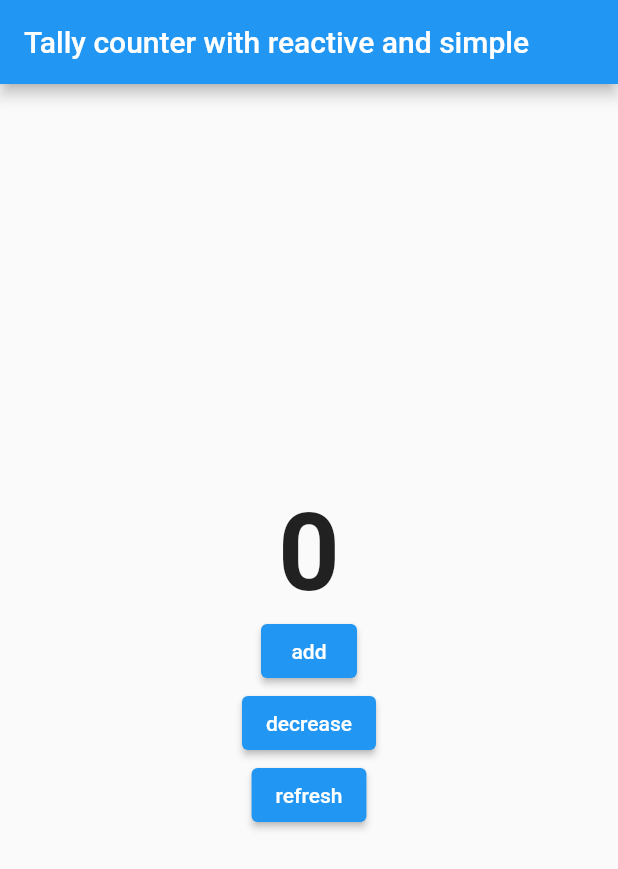
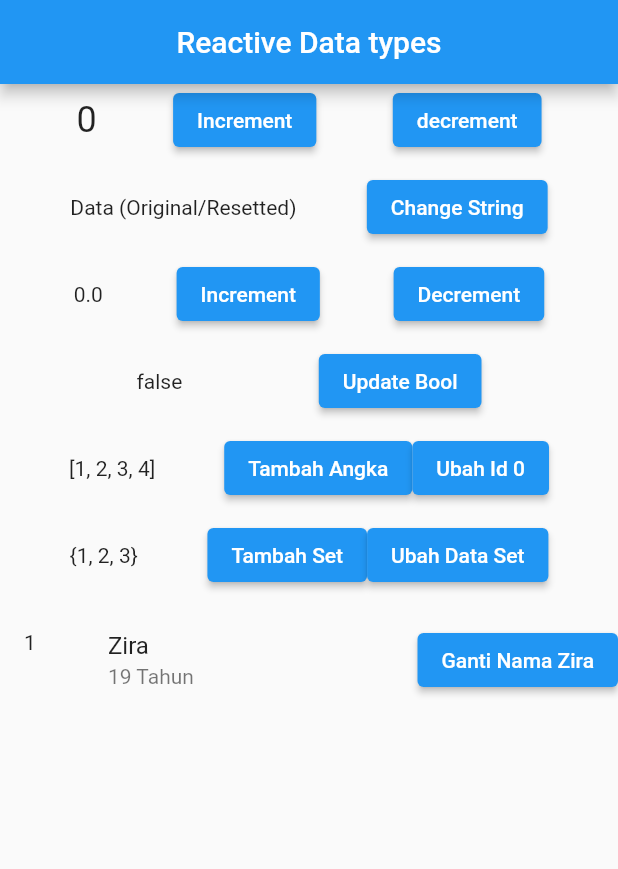
Before and after one commit to AlsoKnownAsZira/flutteringpt7, a Flutter app: the screen it shows after launch, on a phone screen of 412 x 824 dp. Shown: the top 869 px of the screen. Run offline on Flutter 3.47's test engine with Material 2 defaults, Android fonts, the phone set to English and light mode, and no system bars; our stand-ins replace get.

Commit message:
finished Rx Data types

```diff
--- a/lib/controllers/tally_controller.dart
+++ b/lib/controllers/tally_controller.dart
@@ -7,16 +7,16 @@ class tally_controller extends GetxController {
   void decrement() => value--;
 */
 // simple state, update manual, bisa juga auto jika ditambah update()
-  int value = 0;
+  int data = 0;
   void increment() {
-    value++;
+    data++;
     // update jika ingin auto
     //update();
   }
 
   void decrement() {
-    if (value > 0) {
-      value--;
+    if (data > 0) {
+      data--;
     }
   }
 
--- /dev/null
+++ b/lib/controllers/type_controller.dart
@@ -0,0 +1,66 @@
+import 'package:get/get.dart';
+
+class type_controller extends GetxController {
+  //Reactive Int
+  RxInt dataInt = 0.obs;
+  void incrementInt() => dataInt++;
+  void decrementInt() => dataInt--;
+  //Reactive String
+  RxString dataString = "Data (Original/Resetted)".obs;
+  void gantiString() {
+    if (dataString.value == "Data (Original/Resetted)") {
+      dataString.value = "Data (Updated)";
+    } else {
+      dataString.value = "Data (Original/Resetted)";
+    }
+  }
+
+  //Reactive Double
+  RxDouble dataDouble = 0.0.obs;
+  void incrementDouble() => dataDouble.value += 0.5;
+  void decrementDouble() => dataDouble.value -= 0.5;
+
+//Reactive Bool
+  RxBool dataBool = false.obs;
+  void gantiBool() {
+    dataBool.toggle();
+  }
+
+  //Reactive List
+  RxList<int> dataList = [1, 2, 3, 4].obs;
+  int angkaSelanjutnya = 5;
+  void tambahAngkaList() {
+    dataList.add(angkaSelanjutnya);
+    angkaSelanjutnya++;
+  }
+
+  void ubahId0() {
+    dataList[0] = 666;
+  }
+
+  //Reactive Set
+  var dataSet = RxSet<int>({1, 2, 3});
+  int setAngkaSelanjutnya = 4;
+  void tambahAngkaSet() {
+    dataSet.add(setAngkaSelanjutnya);
+    setAngkaSelanjutnya++;
+  }
+
+//untuk ubah data set, tidak bisa mengincar index ke berapa
+// harus exact set ini dirubah panjang dan value nya
+  void ubahDataSet() {
+    dataSet.value = {99, 2, 3};
+    setAngkaSelanjutnya = 4;
+  }
+
+  //Reactive Mapping
+  RxMap<String, dynamic> dataMap = <String, dynamic>{
+    "id": 1,
+    "nama": "Zira",
+    "umur": 19,
+  }.obs;
+
+  void gantiNama() {
+    dataMap['nama'] = "Bukan Zira";
+  }
+}
--- a/lib/main.dart
+++ b/lib/main.dart
@@ -1,8 +1,10 @@
 import 'package:flutter/material.dart';
 import 'package:flutteringpt7/pages/dialog_snackbar.dart';
+import 'package:flutteringpt7/pages/reactive_types.dart';
 import 'package:flutteringpt7/pages/tally_counter.dart';
 import 'package:flutteringpt7/pages/tally_state.dart';
 import 'package:get/get.dart';
+
 void main() {
   runApp(MyApp());
 }
@@ -14,7 +16,7 @@ class MyApp extends StatelessWidget {
   Widget build(BuildContext context) {
     return GetMaterialApp(
       debugShowCheckedModeBanner: false,
-      home: tally_state(),
+      home: reactive_types(),
     );
   }
 }
--- /dev/null
+++ b/lib/pages/reactive_types.dart
@@ -0,0 +1,171 @@
+import 'package:flutter/material.dart';
+import 'package:flutteringpt7/controllers/type_controller.dart';
+import 'package:get/get.dart';
+
+class reactive_types extends StatelessWidget {
+  reactive_types({super.key});
+  final reactC = Get.put(type_controller());
+  @override
+  Widget build(BuildContext context) {
+    return Scaffold(
+      appBar: AppBar(
+        title: Text("Reactive Data types"),
+        centerTitle: true,
+      ),
+      body: Column(
+        children: [
+          Row(
+            mainAxisAlignment: MainAxisAlignment.spaceEvenly,
+            children: [
+              Obx(() => Text(
+                    "${reactC.dataInt}",
+                    style: TextStyle(
+                      fontSize: 24,
+                    ),
+                  )),
+              Row(
+                children: [
+                  ElevatedButton(
+                      onPressed: () {
+                        reactC.incrementInt();
+                      },
+                      child: Text("Increment"))
+                ],
+              ),
+              Row(
+                children: [
+                  ElevatedButton(
+                      onPressed: () {
+                        reactC.decrementInt();
+                      },
+                      child: Text("decrement"))
+                ],
+              )
+            ],
+          ),
+          SizedBox(
+            height: 10,
+          ),
+          Row(
+            mainAxisAlignment: MainAxisAlignment.spaceEvenly,
+            children: [
+              Obx(() => Text("${reactC.dataString}")),
+              ElevatedButton(
+                  onPressed: () {
+                    reactC.gantiString();
+                  },
+                  child: Text("Change String"))
+            ],
+          ),
+          SizedBox(
+            height: 10,
+          ),
+          Row(
+            mainAxisAlignment: MainAxisAlignment.spaceEvenly,
+            children: [
+              Obx(() => Text("${reactC.dataDouble}")),
+              Row(
+                children: [
+                  ElevatedButton(
+                      onPressed: () {
+                        reactC.incrementDouble();
+                      },
+                      child: Text("Increment"))
+                ],
+              ),
+              Row(
+                children: [
+                  ElevatedButton(
+                      onPressed: () {
+                        reactC.decrementDouble();
+                      },
+                      child: Text("Decrement"))
+                ],
+              )
+            ],
+          ),
+          SizedBox(
+            height: 10,
+          ),
+          Row(
+            mainAxisAlignment: MainAxisAlignment.spaceEvenly,
+            children: [
+              Obx(() => Text("${reactC.dataBool}")),
+              ElevatedButton(
+                  onPressed: () {
+                    reactC.gantiBool();
+                  },
+                  child: Text("Update Bool"))
+            ],
+          ),
+          SizedBox(
+            height: 10,
+          ),
+          Row(
+            mainAxisAlignment: MainAxisAlignment.spaceEvenly,
+            children: [
+              Obx(() => Text("${reactC.dataList}")),
+              Row(
+                children: [
+                  ElevatedButton(
+                      onPressed: () {
+                        reactC.tambahAngkaList();
+                      },
+                      child: Text("Tambah Angka")),
+                  ElevatedButton(
+                      onPressed: () {
+                        reactC.ubahId0();
+                      },
+                      child: Text("Ubah Id 0"))
+                ],
+              )
+            ],
+          ),
+          SizedBox(
+            height: 10,
+          ),
+          Row(
+            mainAxisAlignment: MainAxisAlignment.spaceEvenly,
+            children: [
+              Obx(() => Text("${reactC.dataSet}")),
+              Row(
+                children: [
+                  ElevatedButton(
+                      onPressed: () {
+                        reactC.tambahAngkaSet();
+                      },
+                      child: Text("Tambah Set")),
+                  ElevatedButton(
+                      onPressed: () {
+                        reactC.ubahDataSet();
+                      },
+                      child: Text("Ubah Data Set"))
+                ],
+              )
+            ],
+          ),
+          SizedBox(
+            height: 10,
+          ),
+          Row(
+            children: [
+              Expanded(
+                  child: Obx(
+                () => ListTile(
+                  leading: Text("${reactC.dataMap['id']}"),
+                  title: Text("${reactC.dataMap['nama']}"),
+                  subtitle: Text("${reactC.dataMap['umur']} Tahun"),
+                ),
+              )),
+              ElevatedButton(
+                  onPressed: () {
+                    reactC.gantiNama();
+                  },
+                  child:Text("Ganti Nama Zira"))
+            ],
+          )
+        ],
+      ),
+    );
+  }
+}
--- a/lib/pages/tally_state.dart
+++ b/lib/pages/tally_state.dart
@@ -18,7 +18,7 @@ class tally_state extends StatelessWidget {
           children: [
             //obx untuk reactive
             /*Obx(() => Text(
-                  "${tallyC.value}",
+                  "${tallyC.data}",
                   style: TextStyle(fontSize: 72, fontWeight: FontWeight.bold),
                 )),
             ElevatedButton(
@@ -35,7 +35,7 @@ class tally_state extends StatelessWidget {
 
             GetBuilder<tally_controller>(
                 builder: (controller) => Text(
-                      "${controller.value}",
+                      "${controller.data}",
                       style:
                           TextStyle(fontSize: 72, fontWeight: FontWeight.bold),
                     )),
```
